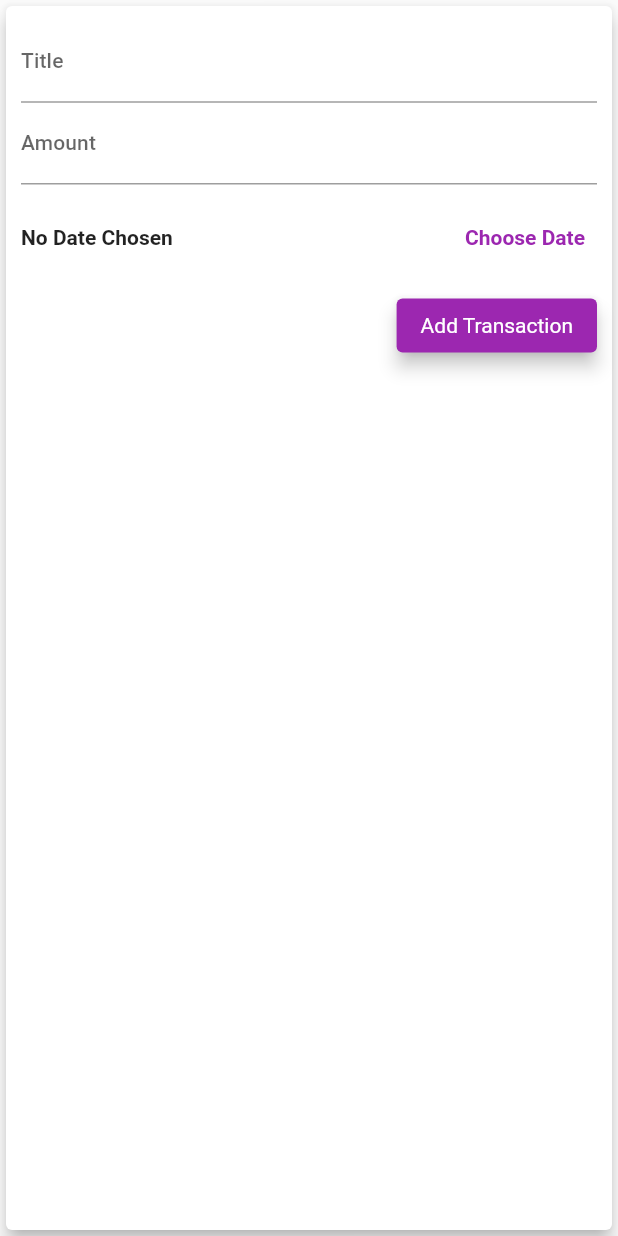
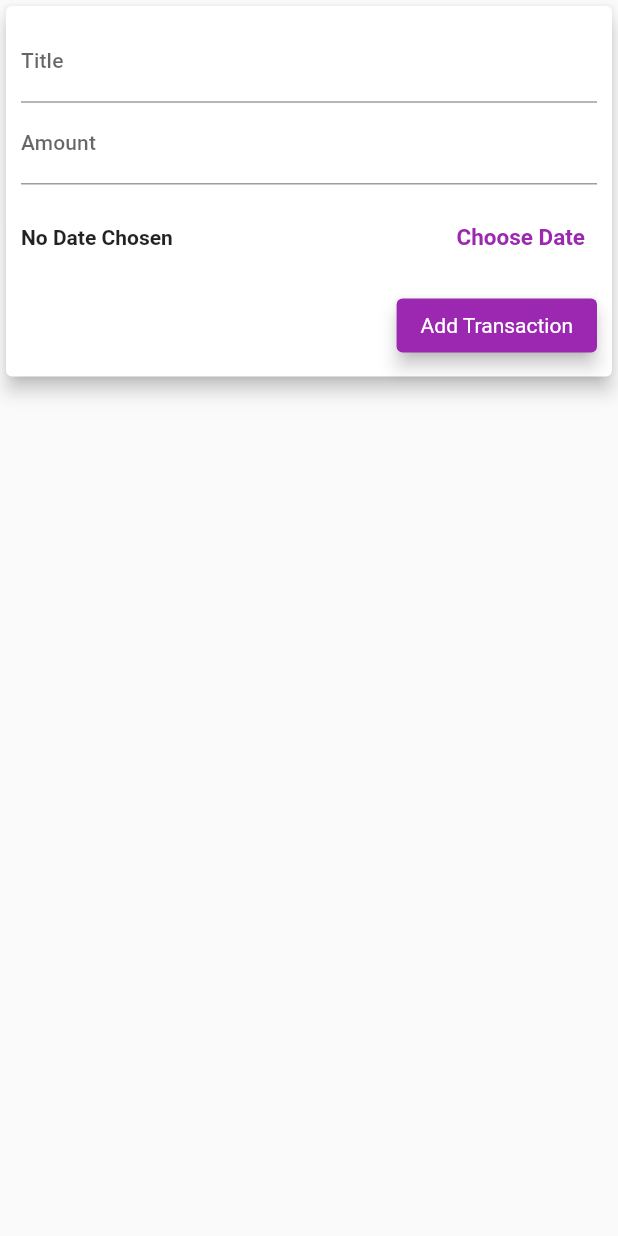
Before and after one commit to Cyph33r/myFinance, a Flutter app: the NewTransaction widget shown alone on an empty page, opened directly with empty values, on a phone screen of 412 x 824 dp. Run offline on Flutter 3.47's test engine with Material 2 defaults, Android fonts, the phone set to English and light mode, and no system bars.

Commit message:
added adaptiveness, remodeled code structure to make it leaner

```diff
--- /dev/null
+++ b/lib/widgets/adaptive_flat_button.dart
@@ -0,0 +1,30 @@
+import 'dart:io';
+
+import 'package:flutter/cupertino.dart';
+import 'package:flutter/material.dart';
+
+class AdaptiveFlatButton extends StatelessWidget {
+  final void Function() onPressed;
+  final String label;
+
+  const AdaptiveFlatButton(this.label, this.onPressed, {Key? key})
+      : super(key: key);
+
+  @override
+  build(BuildContext context) {
+    return Platform.isAndroid
+        ? TextButton(
+            style: TextButton.styleFrom(
+              textStyle: TextStyle(
+                color: Theme.of(context).colorScheme.primary,
+              ),
+            ),
+            onPressed: onPressed,
+            child: Text(
+              label,
+              style: const TextStyle(fontSize: 15,fontWeight: FontWeight.bold),
+            ),
+          )
+        : CupertinoButton(child: Text(label), onPressed: onPressed);
+  }
+}
--- a/lib/widgets/new_transaction.dart
+++ b/lib/widgets/new_transaction.dart
@@ -1,7 +1,6 @@
-// ignore_for_file: prefer_const_constructors
-
 import 'package:flutter/material.dart';
 import 'package:intl/intl.dart';
+import 'package:peronal_expenes_app/widgets/adaptive_flat_button.dart';
 
 class NewTransaction extends StatefulWidget {
   const NewTransaction(this.addTx, {Key? key}) : super(key: key);
@@ -32,12 +31,12 @@ class _NewTransactionState extends State<NewTransaction> {
         context: context,
         initialDate: DateTime.now(),
         firstDate: DateTime.now().subtract(
-          Duration(
+          const Duration(
             days: 10000,
           ),
         ),
         lastDate: DateTime.now().add(
-          Duration(
+          const Duration(
             days: 100000,
           ),
         )).then((value) => setState(() {
@@ -47,25 +46,35 @@ class _NewTransactionState extends State<NewTransaction> {
 
   @override
   Widget build(BuildContext context) {
+    print('REbuilding');
     return Card(
       elevation: 5,
       child: Padding(
-        padding: const EdgeInsets.all(10.0),
+        padding: EdgeInsets.only(
+            right: 10,
+            top: 10,
+            left: 10,
+            bottom: MediaQuery.of(context).viewInsets.bottom + 10),
         child: Column(
+          mainAxisSize: MainAxisSize.min,
           crossAxisAlignment: CrossAxisAlignment.end,
           children: [
             TextField(
-              decoration: const InputDecoration(labelText: "Title",),
+              decoration: const InputDecoration(
+                labelText: "Title",
+              ),
               style: Theme.of(context).textTheme.subtitle2,
               controller: titleController,
               keyboardType: TextInputType.text,
             ),
             TextField(
-              decoration: const InputDecoration(labelText: "Amount",),
+              decoration: const InputDecoration(
+                labelText: "Amount",
+              ),
               style: Theme.of(context).textTheme.subtitle2,
               controller: amountController,
-              keyboardType:
-                  TextInputType.numberWithOptions(signed: false, decimal: true),
+              keyboardType: const TextInputType.numberWithOptions(
+                  signed: false, decimal: true),
               onSubmitted: (_) => _submitTransaction(),
             ),
             SizedBox(
@@ -77,24 +86,13 @@ class _NewTransactionState extends State<NewTransaction> {
                       currentTime == null
                           ? 'No Date Chosen'
                           : 'Transaction Date: ${DateFormat.yMd().format(currentTime!)}',
-                      style: TextStyle(fontWeight: FontWeight.bold),
+                      style: const TextStyle(fontWeight: FontWeight.bold),
                     ),
                   ),
-                  SizedBox(
+                  const SizedBox(
                     width: 10,
                   ),
-                  TextButton(
-                    style: TextButton.styleFrom(
-                      textStyle: TextStyle(
-                        color: Theme.of(context).colorScheme.primary,
-                      ),
-                    ),
-                    onPressed: () => _getTransactionDate(),
-                    child: Text(
-                      'Choose Date',
-                      style: TextStyle(fontWeight: FontWeight.bold),
-                    ),
-                  )
+                  AdaptiveFlatButton('Choose Date', _getTransactionDate),
                 ],
               ),
             ),
```
Also changed, not shown: lib/main.dart (+92 -62 lines), lib/widgets/transaction_item.dart (added, +59 -0 lines), lib/widgets/transaction_list.dart (+19 -37 lines), 2 other files.
